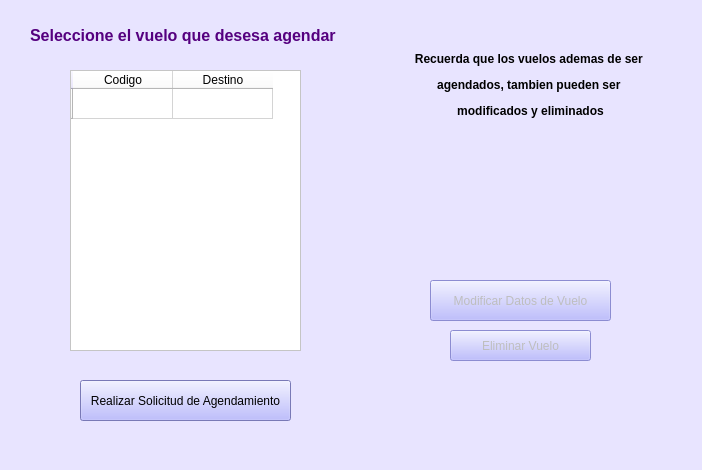
The window that Interfaces Aeropuerto/agendamientoVuelos.ui (vanesagustin98/Aerocamp) describes before a commit, drawn with Qt 5.
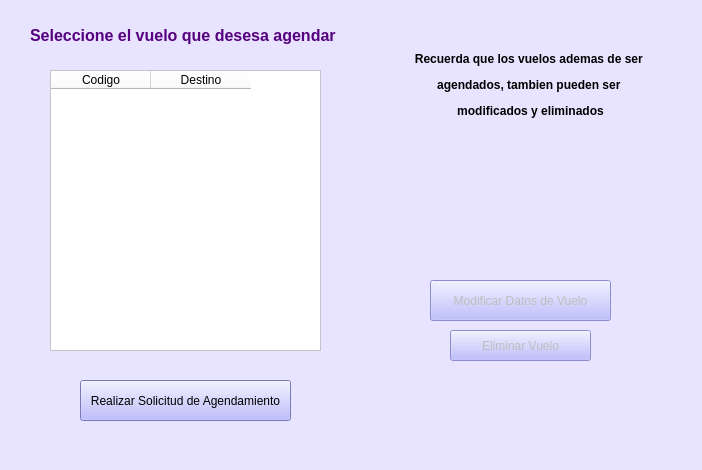
The same window after the commit. Icons and pictures are not drawn.

Patch:
```diff
--- a/Interfaces Aeropuerto/agendamientoVuelos.ui
+++ b/Interfaces Aeropuerto/agendamientoVuelos.ui
@@ -549,20 +549,15 @@
   <widget class="QTableWidget" name="ls_vuelos">
    <property name="geometry">
     <rect>
-     <x>70</x>
+     <x>50</x>
      <y>70</y>
-     <width>231</width>
+     <width>271</width>
      <height>281</height>
     </rect>
    </property>
    <property name="styleSheet">
     <string notr="true">background-color: rgb(255, 255, 255);</string>
    </property>
-   <row>
-    <property name="text">
-     <string/>
-    </property>
-   </row>
    <column>
     <property name="text">
      <string>Codigo</string>
@@ -573,11 +568,6 @@
      <string>Destino</string>
     </property>
    </column>
-   <item row="0" column="0">
-    <property name="text">
-     <string/>
-    </property>
-   </item>
   </widget>
  </widget>
  <resources>
```
